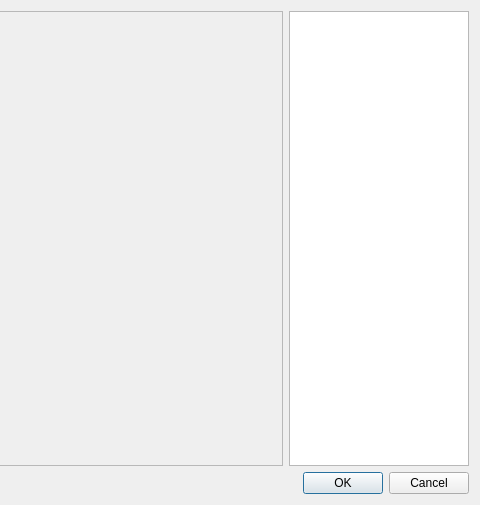
Qt form src/structure/flowcontrol.ui (dehnhardt/flaacontrol) before a commit; both pictures show x 362 to 842 and y 0 to 505 of the 842 by 505 pixel window.
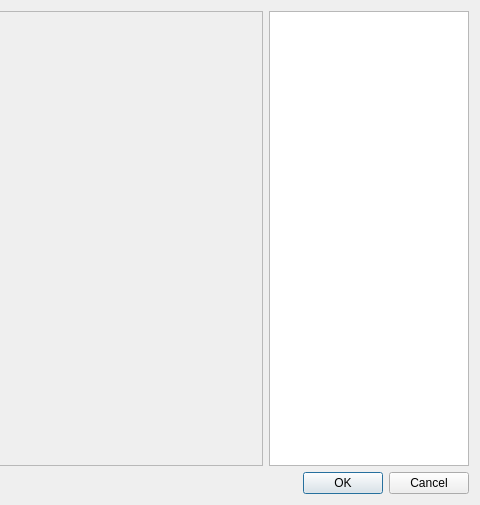
The same form after that commit.

Commit message: allow selecting of a moduleInstance show properties of a moduleInstance when selected

```diff
--- a/src/structure/flowcontrol.ui
+++ b/src/structure/flowcontrol.ui
@@ -165,33 +165,32 @@
            <rect>
             <x>0</x>
             <y>0</y>
-            <width>446</width>
-            <height>451</height>
+            <width>426</width>
+            <height>450</height>
            </rect>
           </property>
          </widget>
         </widget>
        </item>
        <item>
-        <widget class="QTableView" name="tableView">
-         <property name="sizePolicy">
-          <sizepolicy hsizetype="MinimumExpanding" vsizetype="Expanding">
-           <horstretch>0</horstretch>
-           <verstretch>0</verstretch>
-          </sizepolicy>
-         </property>
-         <property name="minimumSize">
-          <size>
-           <width>180</width>
-           <height>0</height>
-          </size>
-         </property>
+        <widget class="QTableView" name="moduleInstanceAtrributeTable">
          <property name="maximumSize">
           <size>
-           <width>180</width>
+           <width>200</width>
            <height>16777215</height>
           </size>
          </property>
+         <property name="font">
+          <font>
+           <pointsize>8</pointsize>
+          </font>
+         </property>
+         <attribute name="horizontalHeaderVisible">
+          <bool>false</bool>
+         </attribute>
+         <attribute name="verticalHeaderVisible">
+          <bool>false</bool>
+         </attribute>
         </widget>
        </item>
       </layout>
```
Left out of the diff: 6 changed lines with no effect on the pictures. The commit also changes 9 other files.
